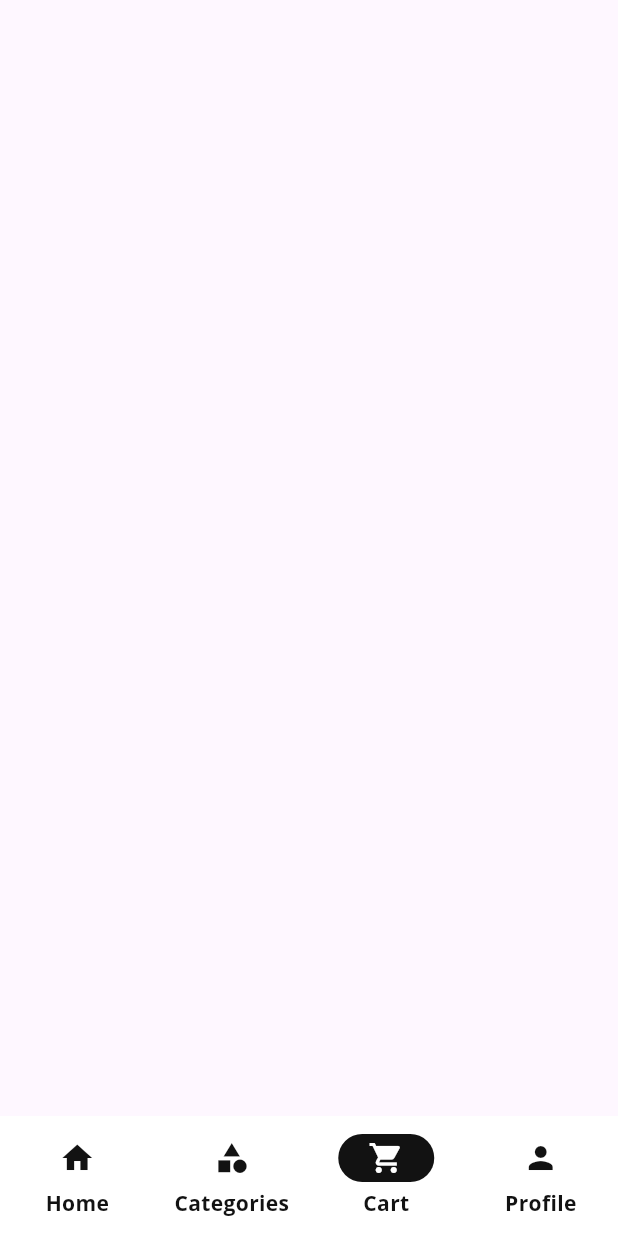
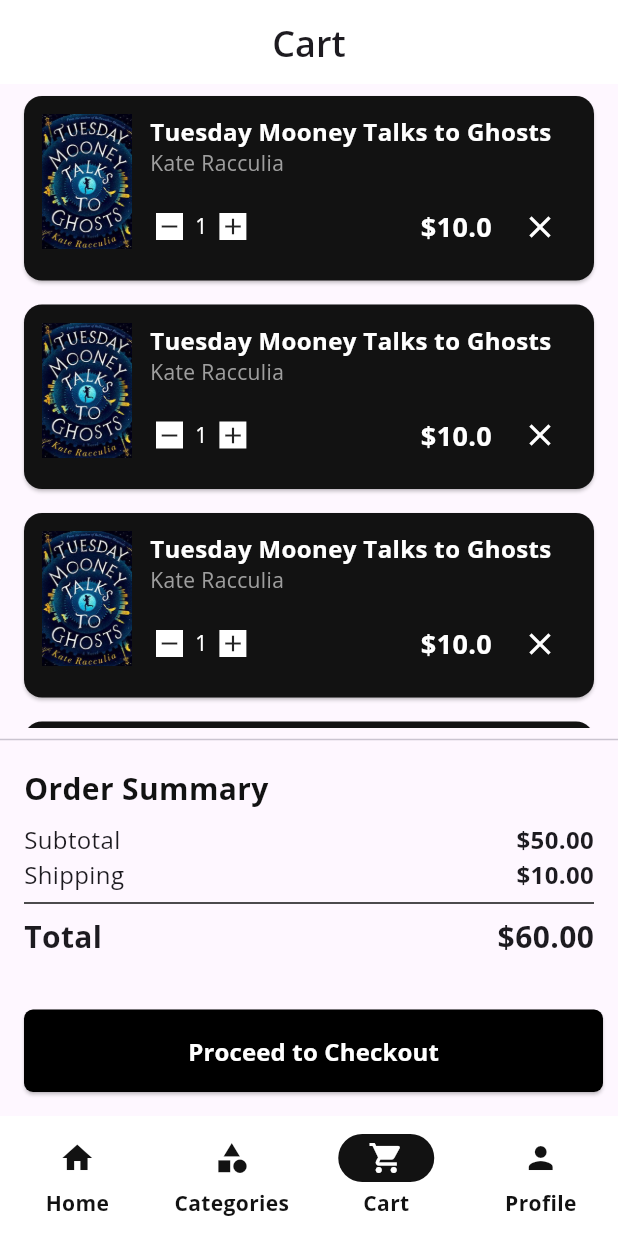
Before and after one commit to azimramadan/free-books-app, a Flutter app: the CartView screen opened by its route, on a phone screen of 412 x 824 dp. Run offline on Flutter 3.47's test engine with Material 3 defaults, Android fonts, the light colour scheme and no system bars; our stand-ins replace bloc, carousel_slider, cloud_firestore, firebase_auth, firebase_core, flutter_bloc and 4 more; accounts and stored records are empty.

Commit message:
App UI done.

```diff
--- a/lib/core/routes.dart
+++ b/lib/core/routes.dart
@@ -84,7 +84,7 @@ abstract class AppRouter {
           GoRoute(
             path: kCartView,
             builder: (BuildContext context, GoRouterState state) {
-              return const CartView();
+              return CartView();
             },
           ),
           GoRoute(
--- a/lib/features/account/presentation/view/widgets/edit_log_out_buttons.dart
+++ b/lib/features/account/presentation/view/widgets/edit_log_out_buttons.dart
@@ -1,4 +1,3 @@
-import 'package:bookly_app/core/constants.dart';
 import 'package:bookly_app/features/account/presentation/view/widgets/edit_logout_button.dart';
 import 'package:flutter/material.dart';
 
--- a/lib/features/cart/presentation/view/cart_view.dart
+++ b/lib/features/cart/presentation/view/cart_view.dart
@@ -1,3 +1,5 @@
+import 'package:bookly_app/features/cart/presentation/view/widgets/cart_view_body.dart';
+import 'package:bookly_app/features/shared/presentation/view/widgets/custom_app_bar.dart';
 import 'package:flutter/material.dart';
 
 class CartView extends StatelessWidget {
@@ -5,6 +7,9 @@ class CartView extends StatelessWidget {
 
   @override
   Widget build(BuildContext context) {
-    return Scaffold();
+    return Scaffold(
+      appBar: const CustomAppBar(title: 'Cart'),
+      body: CartViewBody(),
+    );
   }
 }
--- /dev/null
+++ b/lib/features/cart/presentation/view/widgets/book_info.dart
@@ -0,0 +1,26 @@
+import 'package:flutter/material.dart';
+
+class BookInfo extends StatelessWidget {
+  final String title;
+  final String author;
+
+  const BookInfo({super.key, required this.title, required this.author});
+
+  @override
+  Widget build(BuildContext context) {
+    return Column(
+      crossAxisAlignment: CrossAxisAlignment.start,
+      children: [
+        Text(
+          title,
+          style: const TextStyle(
+            fontWeight: FontWeight.bold,
+            fontSize: 16,
+            color: Colors.white,
+          ),
+        ),
+        Text(author, style: TextStyle(color: Colors.grey[500])),
+      ],
+    );
+  }
+}
--- /dev/null
+++ b/lib/features/cart/presentation/view/widgets/cart_item_widget.dart
@@ -0,0 +1,66 @@
+import 'package:bookly_app/core/constants.dart';
+import 'package:bookly_app/core/routes.dart';
+import 'package:bookly_app/features/cart/presentation/view/widgets/book_info.dart';
+import 'package:bookly_app/features/cart/presentation/view/widgets/quantity_control.dart';
+import 'package:bookly_app/features/home/data/models/book_model.dart';
+import 'package:flutter/material.dart';
+import 'package:go_router/go_router.dart';
+
+class CartItemWidget extends StatelessWidget {
+  final Book book;
+  final Function(int) onQuantityChange;
+  final VoidCallback onRemove;
+
+  const CartItemWidget({
+    super.key,
+    required this.onQuantityChange,
+    required this.onRemove,
+    required this.book,
+  });
+
+  @override
+  Widget build(BuildContext context) {
+    return GestureDetector(
+      onTap: () {
+        context.push(AppRouter.kBookDetailsView, extra: book);
+      },
+      child: Card(
+        color: kPrimaryColor,
+        margin: const EdgeInsets.symmetric(horizontal: 16, vertical: 8),
+        child: Padding(
+          padding: const EdgeInsets.all(12.0),
+          child: Row(
+            crossAxisAlignment: CrossAxisAlignment.start,
+            children: [
+              Image.asset(
+                book.image,
+                width: 60,
+                height: 90,
+                fit: BoxFit.cover,
+                errorBuilder:
+                    (context, error, stackTrace) =>
+                        const Icon(Icons.image_not_supported),
+              ),
+              const SizedBox(width: 12),
+              Expanded(
+                child: Column(
+                  crossAxisAlignment: CrossAxisAlignment.start,
+                  children: [
+                    BookInfo(title: book.title, author: book.author),
+                    const SizedBox(height: 8),
+                    QuantityControl(
+                      quantity: 1,
+                      price: 10,
+                      onQuantityChange: onQuantityChange,
+                      onRemove: onRemove,
+                    ),
+                  ],
+                ),
+              ),
+            ],
+          ),
+        ),
+      ),
+    );
+  }
+}
--- /dev/null
+++ b/lib/features/cart/presentation/view/widgets/cart_view_body.dart
@@ -0,0 +1,57 @@
+import 'package:bookly_app/features/cart/presentation/view/widgets/cart_item_widget.dart';
+import 'package:bookly_app/features/cart/presentation/view/widgets/checkout_button.dart';
+import 'package:bookly_app/features/cart/presentation/view/widgets/order_summary.dart';
+import 'package:bookly_app/features/home/presentation/view/widgets/home_view_body.dart';
+import 'package:flutter/material.dart';
+
+class CartViewBody extends StatelessWidget {
+  const CartViewBody({super.key});
+
+  @override
+  Widget build(BuildContext context) {
+    return Column(
+      children: [
+        Expanded(
+          child:
+              books.isEmpty
+                  ? const Center(child: Text("Your cart is empty!"))
+                  : CartItemsList(),
+        ),
+        if (books.isNotEmpty) ...[CartSummary()],
+      ],
+    );
+  }
+}
+
+class CartItemsList extends StatelessWidget {
+  const CartItemsList({super.key});
+
+  @override
+  Widget build(BuildContext context) {
+    return ListView.builder(
+      itemCount: books.length,
+      itemBuilder: (context, index) {
+        return CartItemWidget(
+          book: books[index],
+          onQuantityChange: (p0) {},
+          onRemove: () {},
+        );
+      },
+    );
+  }
+}
+
+class CartSummary extends StatelessWidget {
+  const CartSummary({super.key});
+
+  @override
+  Widget build(BuildContext context) {
+    return Column(
+      children: [
+        const Divider(),
+        OrderSummary(subtotal: 50, shipping: 10, total: 60),
+        const CheckoutButton(),
+      ],
+    );
+  }
+}
--- /dev/null
+++ b/lib/features/cart/presentation/view/widgets/checkout_button.dart
@@ -0,0 +1,33 @@
+import 'package:flutter/material.dart';
+
+class CheckoutButton extends StatelessWidget {
+  const CheckoutButton({super.key});
+
+  @override
+  Widget build(BuildContext context) {
+    return Padding(
+      padding: const EdgeInsets.only(top: 24, bottom: 16, left: 16, right: 10),
+      child: SizedBox(
+        width: double.infinity,
+        child: ElevatedButton(
+          style: ElevatedButton.styleFrom(
+            backgroundColor: Colors.black,
+            shape: RoundedRectangleBorder(
+              borderRadius: BorderRadius.circular(6),
+            ),
+            padding: const EdgeInsets.symmetric(vertical: 16),
+          ),
+          onPressed: () {},
+          child: const Text(
+            "Proceed to Checkout",
+            style: TextStyle(
+              color: Colors.white,
+              fontWeight: FontWeight.bold,
+              fontSize: 16,
+            ),
+          ),
+        ),
+      ),
+    );
+  }
+}
--- /dev/null
+++ b/lib/features/cart/presentation/view/widgets/order_summary.dart
@@ -0,0 +1,59 @@
+import 'package:bookly_app/core/constants.dart';
+import 'package:flutter/material.dart';
+
+class OrderSummary extends StatelessWidget {
+  final double subtotal;
+  final double shipping;
+  final double total;
+
+  const OrderSummary({
+    super.key,
+    required this.subtotal,
+    required this.shipping,
+    required this.total,
+  });
+
+  @override
+  Widget build(BuildContext context) {
+    return Padding(
+      padding: const EdgeInsets.symmetric(horizontal: 16, vertical: 10),
+      child: Column(
+        crossAxisAlignment: CrossAxisAlignment.start,
+        children: [
+          Text(
+            "Order Summary",
+            style: TextStyle(
+              color: kPrimaryColor,
+              fontSize: 20,
+              fontWeight: FontWeight.bold,
+            ),
+          ),
+          const SizedBox(height: 8),
+          buildSummaryRow("Subtotal", subtotal),
+          buildSummaryRow("Shipping", shipping),
+          const Divider(color: kPrimaryColor),
+          buildSummaryRow("Total", total, fontSize: 20),
+        ],
+      ),
+    );
+  }
+
+  Widget buildSummaryRow(String label, double value, {double fontSize = 16}) {
+    return Row(
+      mainAxisAlignment: MainAxisAlignment.spaceBetween,
+      children: [
+        Text(
+          label,
+          style: TextStyle(
+            fontWeight: label == "Total" ? FontWeight.bold : FontWeight.w400,
+            fontSize: fontSize,
+          ),
+        ),
+        Text(
+          "\$${value.toStringAsFixed(2)}",
+          style: TextStyle(fontWeight: FontWeight.bold, fontSize: fontSize),
+        ),
+      ],
+    );
+  }
+}
--- /dev/null
+++ b/lib/features/cart/presentation/view/widgets/quantity_button.dart
@@ -0,0 +1,20 @@
+import 'package:flutter/material.dart';
+
+class QuantityButton extends StatelessWidget {
+  final IconData icon;
+  final VoidCallback onPressed;
+
+  const QuantityButton({
+    super.key,
+    required this.icon,
+    required this.onPressed,
+  });
+
+  @override
+  Widget build(BuildContext context) {
+    return Container(
+      color: Colors.white,
+      child: GestureDetector(onTap: onPressed, child: Icon(icon, size: 18)),
+    );
+  }
+}
--- /dev/null
+++ b/lib/features/cart/presentation/view/widgets/quantity_control.dart
@@ -0,0 +1,54 @@
+import 'package:bookly_app/features/cart/presentation/view/widgets/quantity_button.dart';
+import 'package:flutter/material.dart';
+
+class QuantityControl extends StatelessWidget {
+  final int quantity;
+  final double price;
+  final Function(int) onQuantityChange;
+  final VoidCallback onRemove;
+
+  const QuantityControl({
+    super.key,
+    required this.quantity,
+    required this.price,
+    required this.onQuantityChange,
+    required this.onRemove,
+  });
+
+  @override
+  Widget build(BuildContext context) {
+    return Padding(
+      padding: const EdgeInsets.only(left: 4),
+      child: Row(
+        children: [
+          QuantityButton(
+            icon: Icons.remove,
+            onPressed: () => onQuantityChange(-1),
+          ),
+          Padding(
+            padding: const EdgeInsets.all(8.0),
+            child: Text(
+              quantity.toString(),
+              style: const TextStyle(color: Colors.white),
+            ),
+          ),
+          QuantityButton(icon: Icons.add, onPressed: () => onQuantityChange(1)),
+          const Spacer(),
+          Text(
+            '\$$price',
+            style: const TextStyle(
+              fontWeight: FontWeight.bold,
+              fontSize: 18,
+              color: Colors.white,
+            ),
+          ),
+          const SizedBox(width: 8),
+          IconButton(
+            icon: const Icon(Icons.close, color: Colors.white),
+            onPressed: onRemove,
+          ),
+        ],
+      ),
+    );
+  }
+}
--- a/lib/features/home/data/models/book_model.dart
+++ b/lib/features/home/data/models/book_model.dart
@@ -8,6 +8,8 @@ class Book {
   final String genre;
   final String description;
   final String category;
+
+  final String quantity;
 
   final String rating;
 
@@ -22,6 +24,7 @@ class Book {
     required this.description,
     required this.category,
     required this.rating,
+    required this.quantity,
   });
 
   // تحويل الـ JSON إلى كائن Book
@@ -37,6 +40,7 @@ class Book {
       description: json['description'] ?? '',
       category: json['category'] ?? '',
       rating: json['rating'] ?? '',
+      quantity: json['quantity'] ?? '',
     );
   }
 
@@ -53,6 +57,8 @@ class Book {
       'description': description,
       'category': category,
       'rating': rating,
+
+      'quantity': quantity,
     };
   }
 }
--- a/lib/features/home/presentation/view/widgets/home_view_body.dart
+++ b/lib/features/home/presentation/view/widgets/home_view_body.dart
@@ -59,6 +59,7 @@ final List<Book> books = [
         'abdelazim ramadan is th best developer for flutter aplication abdelazim ramadan is th best developer for flutter aplication abdelazim ramadan is th best developer for flutter aplication abdelazim ramadan is th best developer for flutter aplication abdelazim ramadan is th best developer for flutter aplication abdelazim ramadan is th best developer for flutter aplication abdelazim ramadan is th best developer for flutter aplication abdelazim ramadan is th best developer for flutter aplication abdelazim ramadan is th best developer for flutter aplication abdelazim ramadan is th best developer for flutter aplication abdelazim ramadan is th best developer for flutter aplication abdelazim ramadan is th best developer for flutter aplication abdelazim ramadan is th best developer for flutter aplication ',
     category: 'Classic',
     rating: '4.11/5',
+    quantity: '1',
   ),
   Book(
     id: '1',
@@ -72,6 +73,7 @@ final List<Book> books = [
         'abdelazim ramadan is th best developer for flutter aplication abdelazim ramadan is th best developer for flutter aplication abdelazim ramadan is th best developer for flutter aplication abdelazim ramadan is th best developer for flutter aplication abdelazim ramadan is th best developer for flutter aplication abdelazim ramadan is th best developer for flutter aplication abdelazim ramadan is th best developer for flutter aplication abdelazim ramadan is th best developer for flutter aplication abdelazim ramadan is th best developer for flutter aplication abdelazim ramadan is th best developer for flutter aplication abdelazim ramadan is th best developer for flutter aplication abdelazim ramadan is th best developer for flutter aplication abdelazim ramadan is th best developer for flutter aplication ',
     category: 'Classic',
     rating: '4.11/5',
+    quantity: '1',
   ),
   Book(
     id: '1',
@@ -85,6 +87,7 @@ final List<Book> books = [
         'abdelazim ramadan is th best developer for flutter aplication abdelazim ramadan is th best developer for flutter aplication abdelazim ramadan is th best developer for flutter aplication abdelazim ramadan is th best developer for flutter aplication abdelazim ramadan is th best developer for flutter aplication abdelazim ramadan is th best developer for flutter aplication abdelazim ramadan is th best developer for flutter aplication abdelazim ramadan is th best developer for flutter aplication abdelazim ramadan is th best developer for flutter aplication abdelazim ramadan is th best developer for flutter aplication abdelazim ramadan is th best developer for flutter aplication abdelazim ramadan is th best developer for flutter aplication abdelazim ramadan is th best developer for flutter aplication ',
     category: 'Classic',
     rating: '4.11/5',
+    quantity: '1',
   ),
   Book(
     id: '1',
@@ -94,6 +97,7 @@ final List<Book> books = [
     price: '33.00',
     discount: '12',
     genre: 'Mystery Novel',
+    quantity: '1',
     description:
         'abdelazim ramadan is th best developer for flutter aplication abdelazim ramadan is th best developer for flutter aplication abdelazim ramadan is th best developer for flutter aplication abdelazim ramadan is th best developer for flutter aplication abdelazim ramadan is th best developer for flutter aplication abdelazim ramadan is th best developer for flutter aplication abdelazim ramadan is th best developer for flutter aplication abdelazim ramadan is th best developer for flutter aplication abdelazim ramadan is th best developer for flutter aplication abdelazim ramadan is th best developer for flutter aplication abdelazim ramadan is th best developer for flutter aplication abdelazim ramadan is th best developer for flutter aplication abdelazim ramadan is th best developer for flutter aplication ',
     category: 'Classic',
@@ -107,6 +111,7 @@ final List<Book> books = [
     price: '33.00',
     discount: '12',
     genre: 'Mystery Novel',
+    quantity: '1',
     description:
         'abdelazim ramadan is th best developer for flutter aplication abdelazim ramadan is th best developer for flutter aplication abdelazim ramadan is th best developer for flutter aplication abdelazim ramadan is th best developer for flutter aplication abdelazim ramadan is th best developer for flutter aplication abdelazim ramadan is th best developer for flutter aplication abdelazim ramadan is th best developer for flutter aplication abdelazim ramadan is th best developer for flutter aplication abdelazim ramadan is th best developer for flutter aplication abdelazim ramadan is th best developer for flutter aplication abdelazim ramadan is th best developer for flutter aplication abdelazim ramadan is th best developer for flutter aplication abdelazim ramadan is th best developer for flutter aplication ',
     category: 'Classic',
@@ -120,6 +125,7 @@ final List<Book> books = [
     price: '33.00',
     discount: '12',
     genre: 'Mystery Novel',
+    quantity: '1',
     description:
         'abdelazim ramadan is th best developer for flutter aplication abdelazim ramadan is th best developer for flutter aplication abdelazim ramadan is th best developer for flutter aplication abdelazim ramadan is th best developer for flutter aplication abdelazim ramadan is th best developer for flutter aplication abdelazim ramadan is th best developer for flutter aplication abdelazim ramadan is th best developer for flutter aplication abdelazim ramadan is th best developer for flutter aplication abdelazim ramadan is th best developer for flutter aplication abdelazim ramadan is th best developer for flutter aplication abdelazim ramadan is th best developer for flutter aplication abdelazim ramadan is th best developer for flutter aplication abdelazim ramadan is th best developer for flutter aplication ',
     category: 'Classic',
@@ -133,6 +139,7 @@ final List<Book> books = [
     price: '33.00',
     discount: '12',
     genre: 'Mystery Novel',
+    quantity: '1',
     description:
         'abdelazim ramadan is th best developer for flutter aplication abdelazim ramadan is th best developer for flutter aplication abdelazim ramadan is th best developer for flutter aplication abdelazim ramadan is th best developer for flutter aplication abdelazim ramadan is th best developer for flutter aplication abdelazim ramadan is th best developer for flutter aplication abdelazim ramadan is th best developer for flutter aplication abdelazim ramadan is th best developer for flutter aplication abdelazim ramadan is th best developer for flutter aplication abdelazim ramadan is th best developer for flutter aplication abdelazim ramadan is th best developer for flutter aplication abdelazim ramadan is th best developer for flutter aplication abdelazim ramadan is th best developer for flutter aplication ',
     category: 'Classic',
@@ -146,6 +153,7 @@ final List<Book> books = [
     price: '33.00',
     discount: '12',
     genre: 'Mystery Novel',
+    quantity: '1',
     description:
         'abdelazim ramadan is th best developer for flutter aplication abdelazim ramadan is th best developer for flutter aplication abdelazim ramadan is th best developer for flutter aplication abdelazim ramadan is th best developer for flutter aplication abdelazim ramadan is th best developer for flutter aplication abdelazim ramadan is th best developer for flutter aplication abdelazim ramadan is th best developer for flutter aplication abdelazim ramadan is th best developer for flutter aplication abdelazim ramadan is th best developer for flutter aplication abdelazim ramadan is th best developer for flutter aplication abdelazim ramadan is th best developer for flutter aplication abdelazim ramadan is th best developer for flutter aplication abdelazim ramadan is th best developer for flutter aplication ',
     category: 'Classic',
--- a/lib/features/shared/presentation/view/widgets/book_detail_view_app_bar.dart
+++ b/lib/features/shared/presentation/view/widgets/book_detail_view_app_bar.dart
@@ -1,6 +1,8 @@
 import 'package:bookly_app/core/constants.dart';
+import 'package:bookly_app/core/routes.dart';
 import 'package:bookly_app/features/home/data/models/book_model.dart';
 import 'package:flutter/material.dart';
+import 'package:go_router/go_router.dart';
 
 class BookDetailViewAppBar extends StatelessWidget
     implements PreferredSizeWidget {
@@ -31,7 +33,9 @@ class BookDetailViewAppBar extends StatelessWidget
             iconSize: screenWidth * 0.067,
             color: kPrimaryColor,
             icon: Icon(Icons.shopping_cart),
-            onPressed: () {},
+            onPressed: () {
+              context.push(AppRouter.kCartView);
+            },
           ),
         ),
       ],
```
